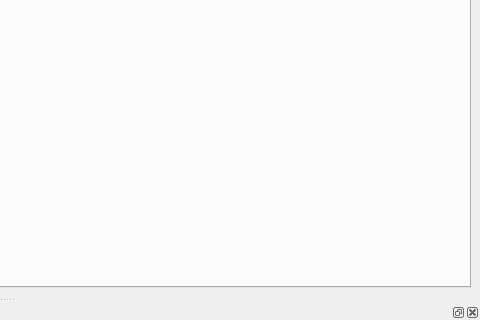
Old version of the form ui/main_window.ui in the repository electrified/cpuqt; both pictures show x 470 to 950 and y 140 to 460 of the 950 by 694 pixel window.
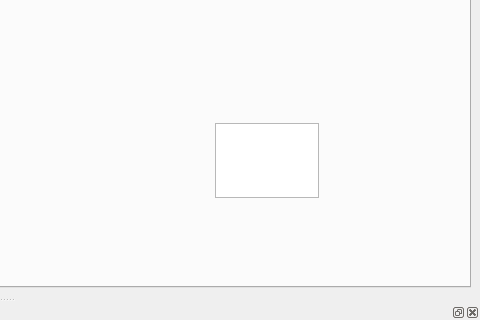
New version of the form. Icons and pictures are not drawn.

Commit message: Further work on getting keyboard input working

The edit to the form file:
```diff
--- a/ui/main_window.ui
+++ b/ui/main_window.ui
@@ -41,6 +41,16 @@
          <string/>
         </property>
        </widget>
+       <widget class="QPlainTextEdit" name="spectrumInput">
+        <property name="geometry">
+         <rect>
+          <x>610</x>
+          <y>180</y>
+          <width>104</width>
+          <height>75</height>
+         </rect>
+        </property>
+       </widget>
       </widget>
       <widget class="QWidget" name="tab_3">
        <attribute name="title">
```
The commit also changes 9 other files.
